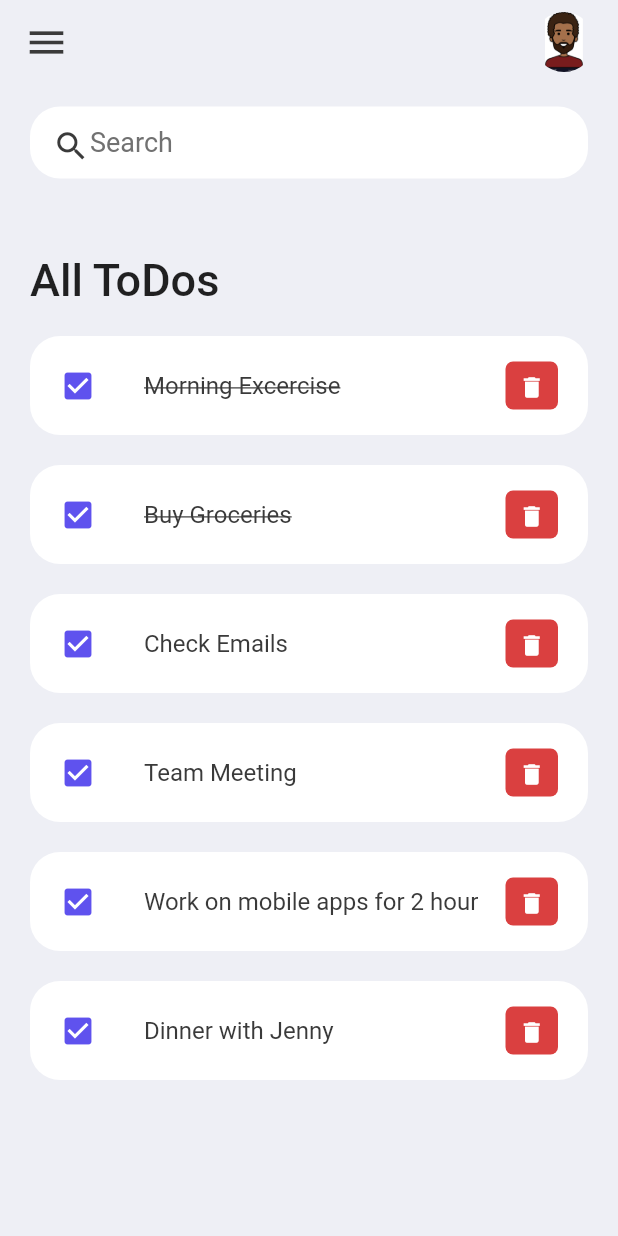
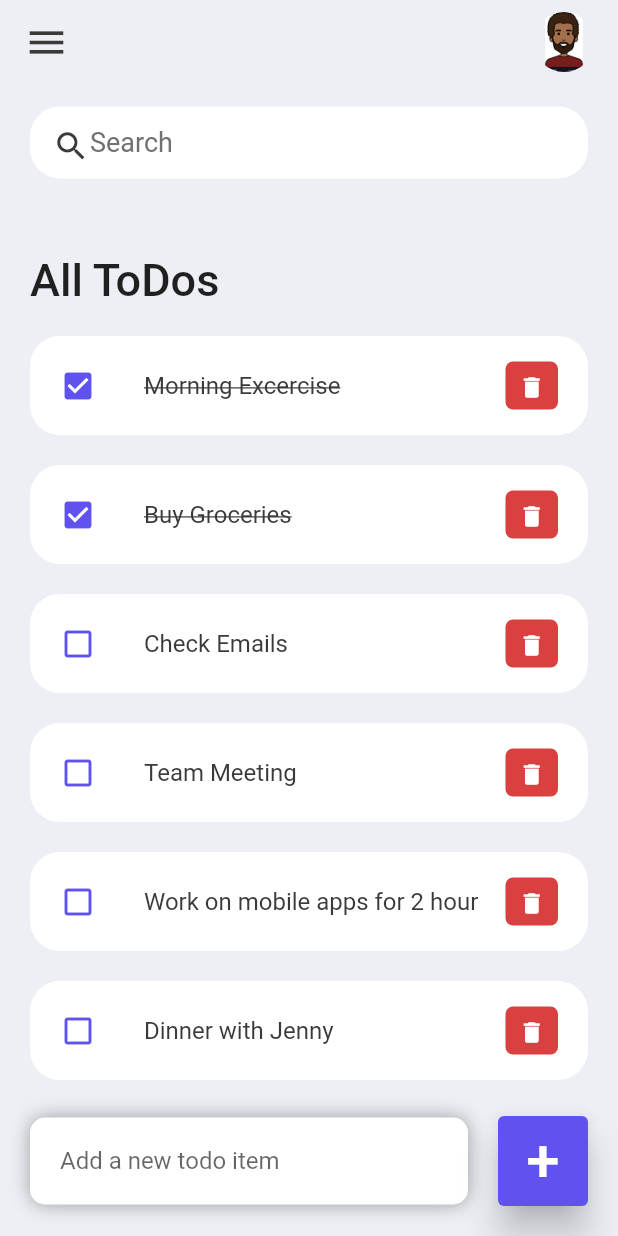
Before and after one commit to antonymwakiacha/ToDoFlutterApp, a Flutter app: the screen it shows after launch, on a phone screen of 412 x 824 dp. Run offline on Flutter 3.47's test engine with Material 2 defaults, Android fonts, the phone set to English and light mode, and no system bars.

Commit message:
Created the add item section

```diff
--- a/lib/screens/home.dart
+++ b/lib/screens/home.dart
@@ -18,7 +18,9 @@ class _HomeState extends State<Home> {
     return Scaffold(
       backgroundColor: tdBGColor,
       appBar: _buildAppBar(),
-      body: Container(
+      body: Stack(
+        children: [
+          Container(
             padding: EdgeInsets.symmetric(
               horizontal: 20,
               vertical: 15,
@@ -35,7 +37,8 @@ class _HomeState extends State<Home> {
                       ),
                       child: Text(
                         "All ToDos",
-                    style: TextStyle(fontSize: 30, fontWeight: FontWeight.w500),
+                        style: TextStyle(
+                            fontSize: 30, fontWeight: FontWeight.w500),
                       ),
                     ),
                     for (ToDo todoo in todosList)
@@ -46,6 +49,66 @@ class _HomeState extends State<Home> {
                 ),
               ],
             ),
+          ),
+          Align(
+            alignment: Alignment.bottomCenter,
+            child: Row(
+              children: [
+                Expanded(
+                  child: Container(
+                    margin: EdgeInsets.only(
+                      bottom: 20,
+                      right: 20,
+                      left: 20,
+                    ),
+                    padding: EdgeInsets.symmetric(
+                      horizontal: 20,
+                      vertical: 5,
+                    ),
+                    decoration: BoxDecoration(
+                      color: Colors.white,
+                      boxShadow: const [
+                        BoxShadow(
+                          color: Colors.grey,
+                          offset: Offset(0.0, 0.0),
+                          blurRadius: 10.0,
+                          spreadRadius: 0.0,
+                        ),
+                      ],
+                      borderRadius: BorderRadius.circular(10),
+                    ),
+                    child: TextField(
+                      decoration: InputDecoration(
+                          hintText: "Add a new todo item",
+                          border: InputBorder.none),
+                    ),
+                  ),
+                ),
+                Container(
+                  margin: EdgeInsets.only(
+                    bottom: 20,
+                    right: 20,
+                  ),
+                  child: ElevatedButton(
+                    child: Text(
+                      '+',
+                      style: TextStyle(
+                        fontSize: 40,
+                      ),
+                    ),
+                    onPressed: () {},
+                    style: ElevatedButton.styleFrom(
+                      // ignore: deprecated_member_use
+                      primary: tdBlue,
+                      minimumSize: Size(60, 60),
+                      elevation: 10,
+                    ),
+                  ),
+                ),
+              ],
+            ),
+          ),
+        ],
       ),
     );
   }
--- a/lib/widgets/todo_item.dart
+++ b/lib/widgets/todo_item.dart
@@ -25,7 +25,7 @@ class ToDoItem extends StatelessWidget {
         ),
         tileColor: Colors.white,
         leading: Icon(
-          Icons.check_box,
+          todo.isDone ? Icons.check_box : Icons.check_box_outline_blank,
           color: tdBlue,
         ),
         title: Text(
```
Lines whose indentation alone changed are shown as unchanged.
